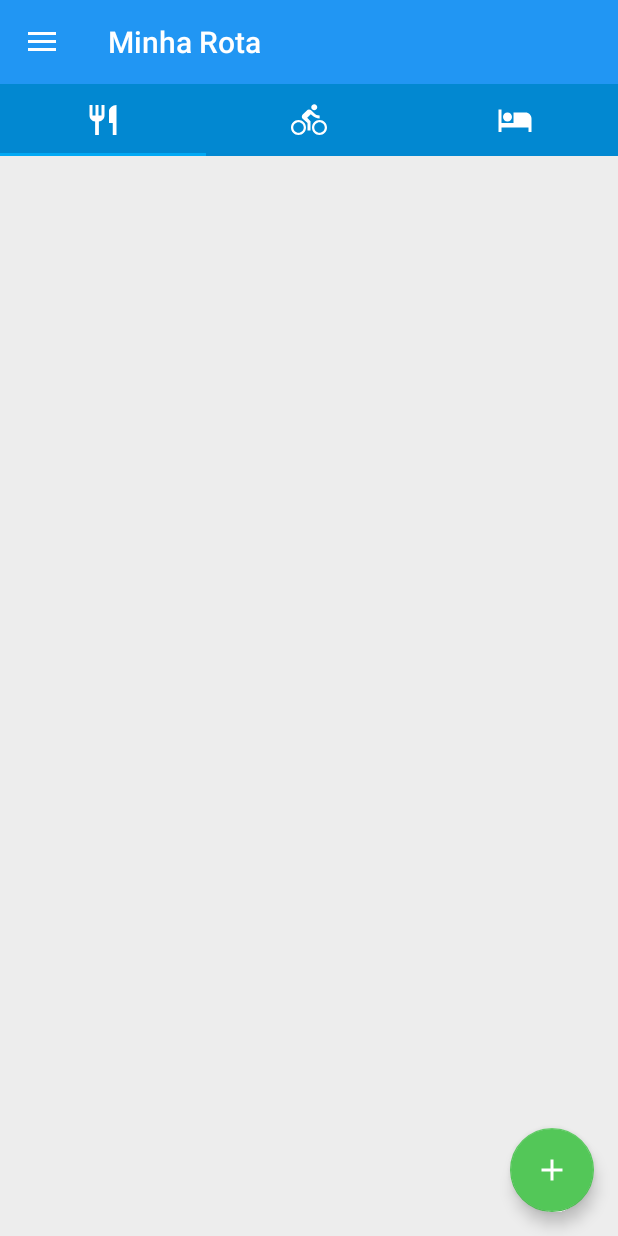
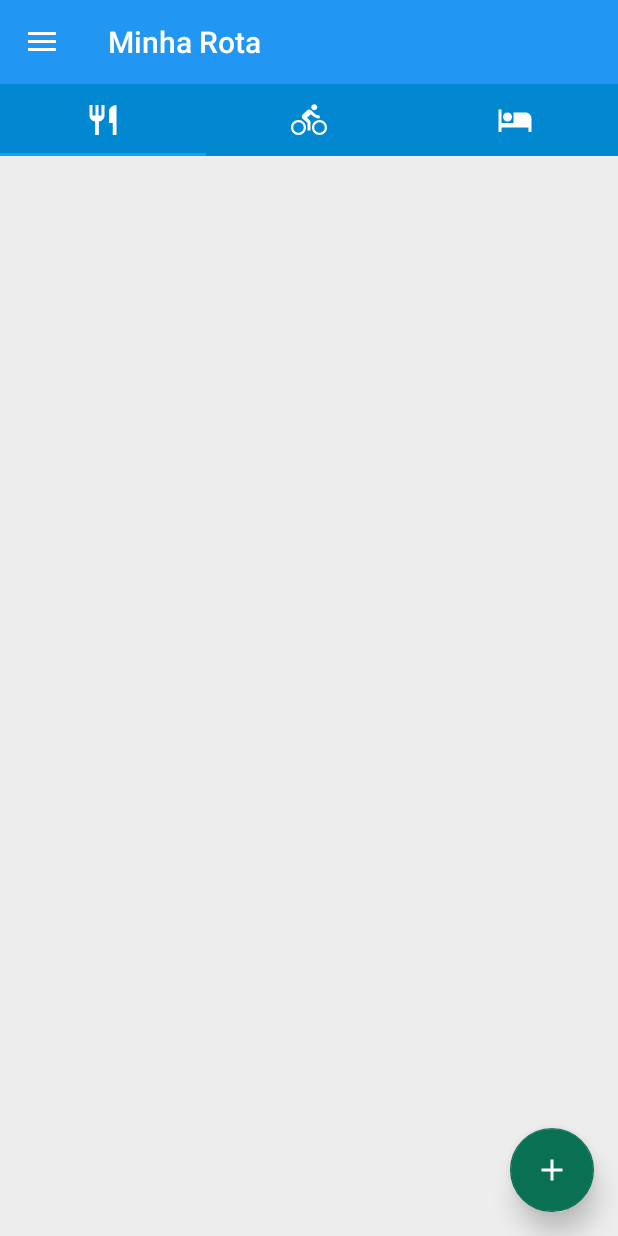
Before and after one commit to rotadasaguas/rda-android, an Android app: the MinhaRota screen opened directly, with no data from a screen before it, on a phone screen of 412 x 824 dp. Run offline under Robolectric (Android 15) with nearby library versions, the light colour scheme and no system bars; our stand-ins replace Firebase (no records; nobody signed in at launch, a user with empty details on screens opened directly); libraries missing offline, so code that uses them is left out: cn.pedant, com.joanzapata.iconify; 2 statements that could not run were skipped.

Commit message:
Correção Floating Button

```diff
--- a/app/src/main/java/to/dtech/rotadasaguas/LocalActivity.java
+++ b/app/src/main/java/to/dtech/rotadasaguas/LocalActivity.java
@@ -87,6 +87,7 @@ public class LocalActivity extends AppCompatActivity  implements OnMapReadyCallb
     public Double coordenadasLat;
     public String endereco;
     public String descricao;
+    public String endPlace;
     private GoogleMap map;
     private MapFragmentLocal mMapFragmentLocal;
 
@@ -254,7 +255,7 @@ public class LocalActivity extends AppCompatActivity  implements OnMapReadyCallb
 
         map.addMarker(new MarkerOptions()
                 .title(nomeLocal)
-                .snippet(descricao)
+                .snippet(endPlace)
                 .rotation(10)
                 .position(city));
 
@@ -366,6 +367,7 @@ public class LocalActivity extends AppCompatActivity  implements OnMapReadyCallb
                             jsonObject = new JSONObject(jsonLocal);
                             JSONObject result = jsonObject.getJSONObject("result");
                             placeName = result.getString("name");
+                            endPlace = result.getString("vicinity");
                         }catch (final Exception e){
                             Log.e("Bug: ", e.toString());
                         }
--- a/app/src/main/java/to/dtech/rotadasaguas/LoginActivity.java
+++ b/app/src/main/java/to/dtech/rotadasaguas/LoginActivity.java
@@ -182,6 +182,7 @@ public class LoginActivity extends CommonActivity {
                             FirebaseCrash.report( e );
                         }
                     });
+            closeProgressBar();
 
         }
         else{
--- a/app/src/main/res/layout/toolbar_minha_rota.xml
+++ b/app/src/main/res/layout/toolbar_minha_rota.xml
@@ -53,7 +53,7 @@
         android:layout_marginRight="@dimen/fab_margin"
         android:visibility="invisible"
         app:elevation="6dp"
-        app:backgroundTint="@color/colorFAB1"
+        app:backgroundTint="@color/colorPrimary"
         app:pressedTranslationZ="12dp"
         android:src="@drawable/ic_directions_white_24px" />
     <android.support.design.widget.FloatingActionButton
@@ -61,7 +61,7 @@
         android:layout_width="wrap_content"
         android:layout_height="wrap_content"
         android:layout_gravity="bottom|end"
-        app:elevation="6dp"
+        app:elevation="10dp"
         app:backgroundTint="@color/colorAccent"
         app:pressedTranslationZ="12dp"
         android:layout_margin="@dimen/fab_margin"
--- a/app/src/main/res/values/colors.xml
+++ b/app/src/main/res/values/colors.xml
@@ -2,8 +2,6 @@
 <resources>
     <color name="colorPrimary">#2196F3</color>
     <color name="colorPrimaryDark">#0288d1</color>
-    <color name="colorAccent">#53c758</color>
+    <color name="colorAccent">#097054</color>
     <color name="colorBackground">#fff</color>
-    <color name="colorFAB1">#2196F3</color>
-    <color name="colorFAB2">#E040FB</color>
 </resources>
```
